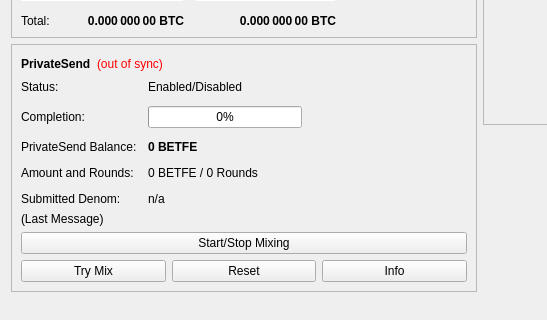
Qt form src/qt/forms/overviewpage.ui (fantasy11coin/hostmasternode) before a commit; both pictures show x 0 to 547 and y 178 to 498 of the 960 by 585 pixel window.
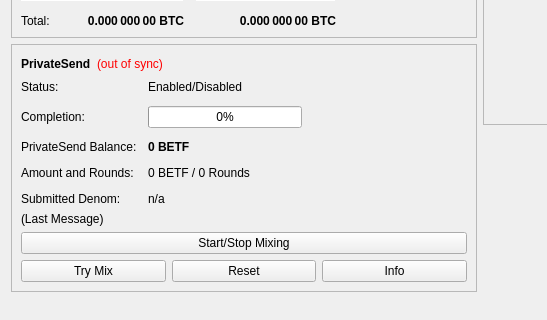
The same form after that commit.

The edit to the form file:
```diff
--- a/src/qt/forms/overviewpage.ui
+++ b/src/qt/forms/overviewpage.ui
@@ -514,7 +514,7 @@
                </font>
               </property>
               <property name="text">
-               <string notr="true">0 BETFE</string>
+               <string notr="true">0 BETF</string>
               </property>
              </widget>
             </item>
@@ -528,7 +528,7 @@
             <item row="3" column="1">
              <widget class="QLabel" name="labelAmountRounds">
               <property name="text">
-               <string>0 BETFE / 0 Rounds</string>
+               <string>0 BETF / 0 Rounds</string>
               </property>
              </widget>
             </item>
```
